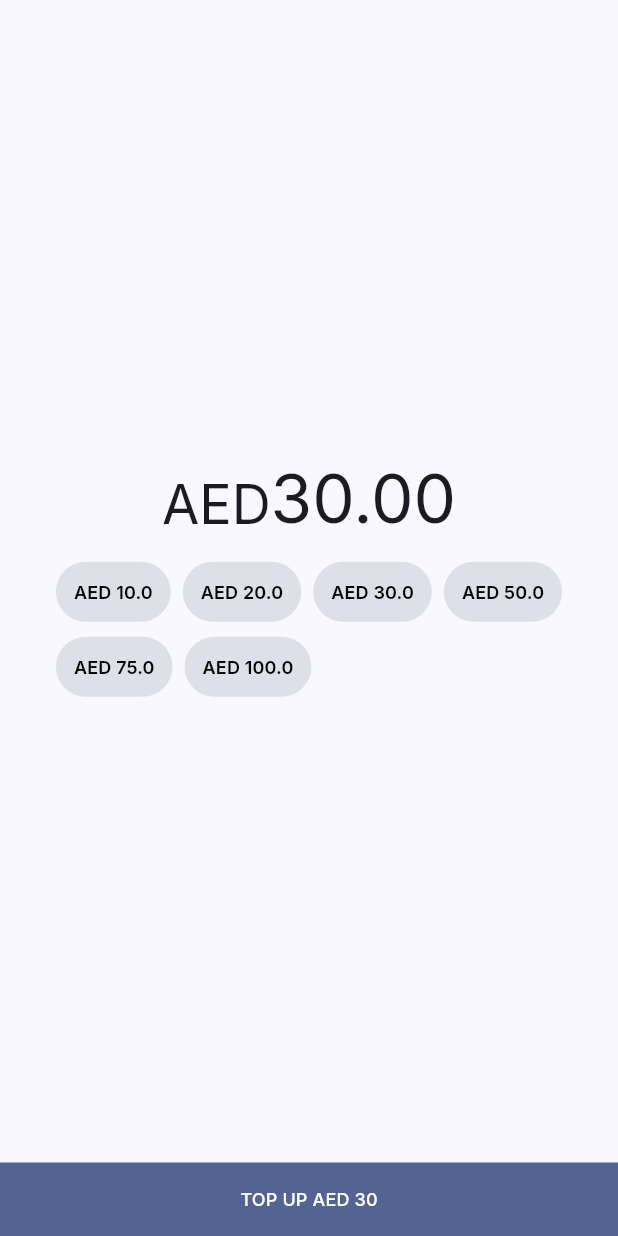
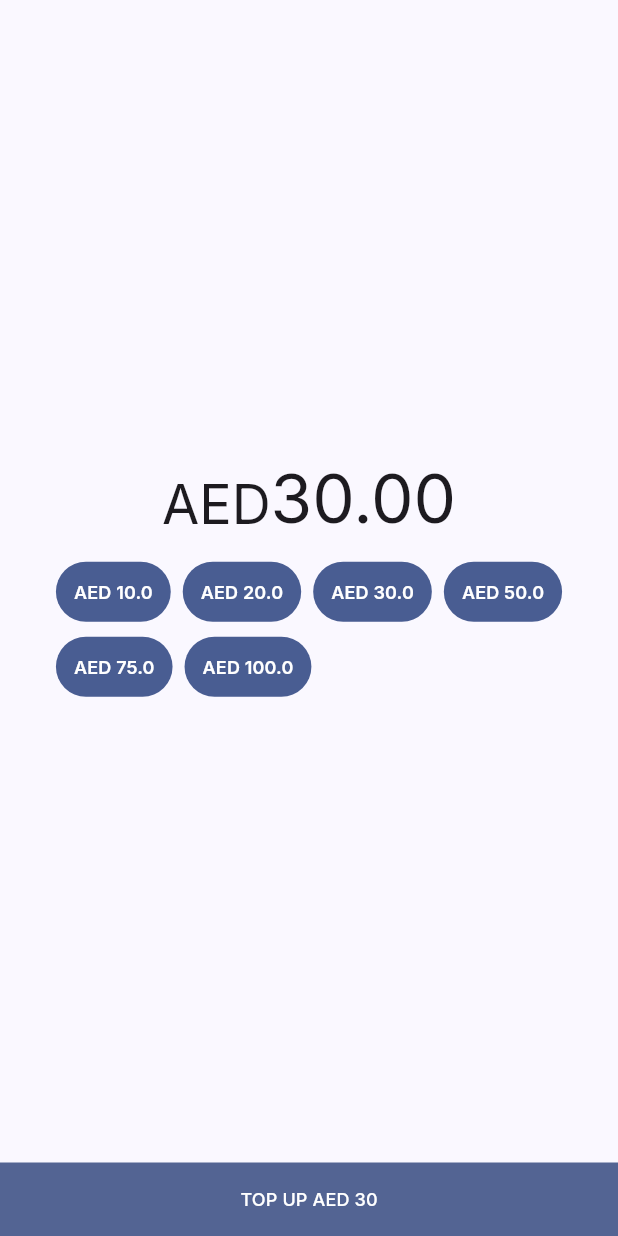
Before and after one commit to oussaki-dev/e5d-assesment, a Flutter app: the TopUpWidget widget shown alone on an empty page, opened directly, on a phone screen of 412 x 824 dp. Run offline on Flutter 3.47's test engine with Material 3 defaults, Android fonts, the phone set to English and light mode, and no system bars; our stand-ins replace dartz, dio, equatable, flutter_riverpod, flutter_svg, freezed_annotation and 4 more; missing offline and left inert: curl_logger_dio_interceptor, dlibphonenumber; generated files the repository leaves out were written again; network calls fail.

Commit message:
make the topup selectable value labels with two styles (selected , unselected )

```diff
--- a/lib/features/home/presentation/view/home_screen.dart
+++ b/lib/features/home/presentation/view/home_screen.dart
@@ -25,7 +25,6 @@ class HomeScreen extends ConsumerWidget {
 
     WidgetsBinding.instance.addPostFrameCallback((_) {
       if (!isGetBeneficiariesCalled) {
-        loggerNoStack.d("will call view model to get benefsss");
         isGetBeneficiariesCalled = true;
         _beneficiaryViewModel?.getBeneficiaries();
       }
--- a/lib/features/topup/presentation/view/topup_money_label.dart
+++ b/lib/features/topup/presentation/view/topup_money_label.dart
@@ -4,18 +4,28 @@ import 'package:flutter/material.dart';
 
 class TopUpMoneyLabelWidget extends StatelessWidget {
   final Money money;
+  final bool isSelected;
+  Color backgroundColor = E5DColors.primaryColor80Percent;
+  Color textColor = Colors.black;
 
-  const TopUpMoneyLabelWidget({super.key, required this.money});
+  TopUpMoneyLabelWidget(
+      {super.key, required this.money, required this.isSelected});
 
   @override
   Widget build(BuildContext context) {
+    if (isSelected) {
+      backgroundColor = Theme.of(context).primaryColor;
+      textColor = Colors.white;
+    }
+
     return Container(
       child: TextButton(
         onPressed: () => {},
         style: TextButton.styleFrom(
-          shape:
-              RoundedRectangleBorder(borderRadius: BorderRadius.circular(20)),
-          backgroundColor: E5DColors.primaryColor80Percent,
+          shape: RoundedRectangleBorder(
+            borderRadius: BorderRadius.circular(20),
+          ),
+          backgroundColor: backgroundColor,
           padding: const EdgeInsets.symmetric(
             vertical: 4.0,
             horizontal: 12.0,
@@ -23,11 +33,13 @@ class TopUpMoneyLabelWidget extends StatelessWidget {
         ),
         child: Text(
           '${money.currency} ${money.value}',
-          style: Theme.of(context).textTheme.labelLarge?.merge(const TextStyle(
-                color: Colors.black,
-                fontSize: 12,
-                fontWeight: FontWeight.w600
-              )),
+          style: Theme.of(context).textTheme.labelLarge?.merge(
+                TextStyle(
+                  color: textColor,
+                  fontSize: 12,
+                  fontWeight: FontWeight.w600,
+                ),
+              ),
         ),
       ),
     );
--- a/lib/features/topup/presentation/view/topup_widget.dart
+++ b/lib/features/topup/presentation/view/topup_widget.dart
@@ -34,15 +34,17 @@ class TopUpWidget extends StatelessWidget {
                       )
                     ],
                   ),
-                  const SizedBox(height: 12,),
+                  const SizedBox(
+                    height: 12,
+                  ),
                   Wrap(
                     spacing: 8.0, // Horizontal spacing between children
                     runSpacing: 2.0, // Vertical spacing between lines
                     children: <Widget>[
                       ...[10, 20, 30, 50, 75, 100].map((v) {
                         return TopUpMoneyLabelWidget(
-                          money:
-                              Money(currency: 'AED', value: v.toDouble()),
+                          money: Money(currency: 'AED', value: v.toDouble()),
+                          isSelected: true,
                         );
                       })
                     ],
@@ -55,9 +57,7 @@ class TopUpWidget extends StatelessWidget {
           SizedBox(
             width: double.infinity,
             child: TextButton(
-              onPressed: () => {
-                TopUpScreenRoute().go(context)
-              },
+              onPressed: () => {TopUpScreenRoute().go(context)},
               style: TextButton.styleFrom(
                 shape: const LinearBorder(),
                 backgroundColor: E5DColors.primaryColor,
```
